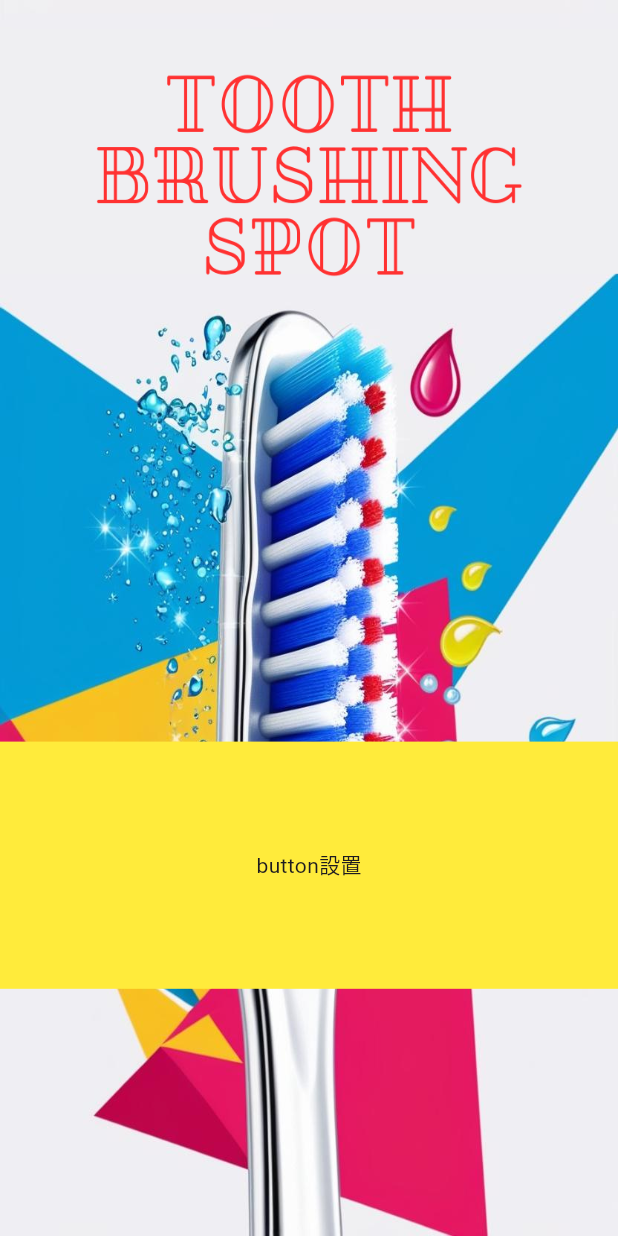
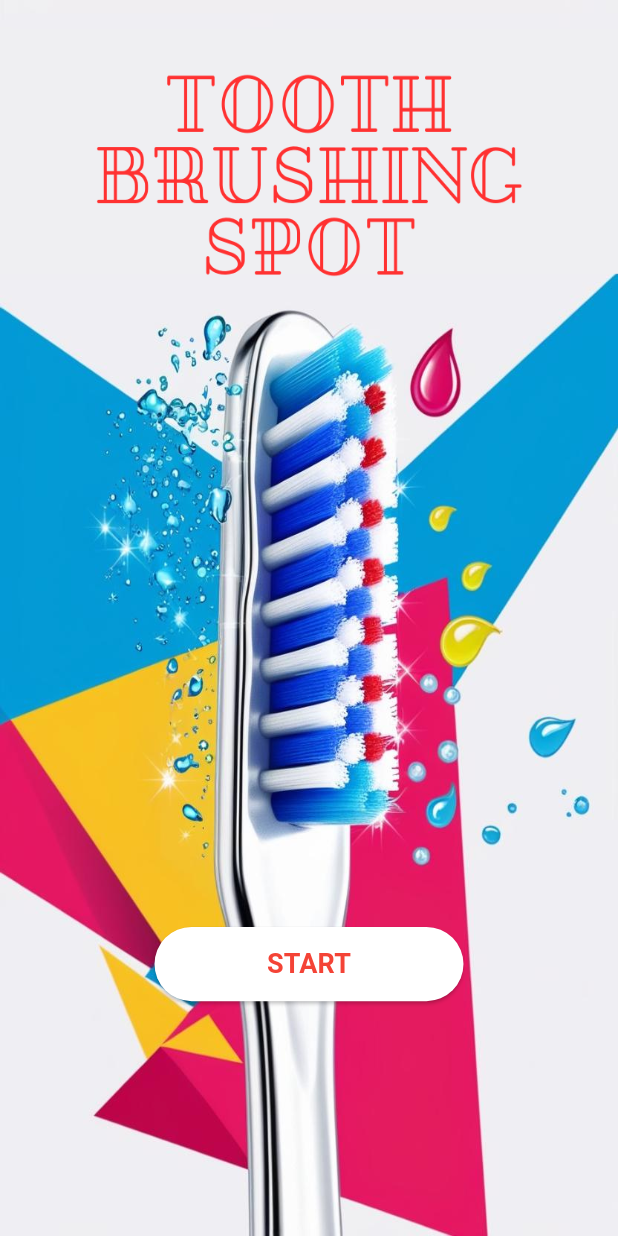
Before and after one commit to ziburi-hiro/Tooth-brushing-spot-app, a Flutter app: the screen it shows after launch, on a phone screen of 412 x 824 dp. Run offline on Flutter 3.47's test engine with Material 3 defaults, Android fonts, the light colour scheme and no system bars; our stand-ins replace google_fonts.

Commit message:
make initial page finish

```diff
--- a/lib/screen/initial_page.dart
+++ b/lib/screen/initial_page.dart
@@ -1,4 +1,6 @@
 import 'package:flutter/material.dart';
+import 'package:google_fonts/google_fonts.dart';
+import 'package:tooth_spot/screen/login_page.dart';
 
 class InitialPage extends StatefulWidget {
   const InitialPage({super.key});
@@ -20,7 +22,7 @@ class _InitialPageState extends State<InitialPage> {
               Container(
                 width: double.infinity,
                 height: screenSize.height*1.0,
-                decoration: BoxDecoration(
+                decoration: const BoxDecoration(
                   image: DecorationImage(
                     image: AssetImage('assets/images/Background_theme.png'),
                     fit: BoxFit.fill,
@@ -30,15 +32,22 @@ class _InitialPageState extends State<InitialPage> {
 
               ///スタートボタン
               Positioned(
-                top: screenSize.height*0.6,
-                left: 0,
-                height: screenSize.height*0.2,
-                width: screenSize.width*1.0,
-                child: Container(
-                  width: double.infinity,
-                  height: screenSize.height*0.2,
-                  color: Colors.yellow,
-                  child: Center(child: Text('button設置')),
+                top: screenSize.height*0.75,
+                left: screenSize.width*0.25,
+                height: screenSize.height*0.06,
+                width: screenSize.width*0.5,
+                child: ElevatedButton(
+                  style: ElevatedButton.styleFrom(
+                    backgroundColor: Colors.white,
+                  ),
+                  onPressed: (){
+                    Navigator.of(context).push(MaterialPageRoute(builder: (context) =>  const LoginPage()));
+                  },
+                  child: Text('START',style: GoogleFonts.mochiyPopOne(
+                    color: Colors.red,
+                    fontWeight: FontWeight.bold,
+                    fontSize: 18,
+                  ),),
                 ),
               ),
             ]
--- a/pubspec.yaml
+++ b/pubspec.yaml
@@ -35,6 +35,7 @@ dependencies:
   # The following adds the Cupertino Icons font to your application.
   # Use with the CupertinoIcons class for iOS style icons.
   cupertino_icons: ^1.0.2
+  google_fonts: ^6.2.1
 
 dev_dependencies:
   flutter_test:
```
Also changed, not shown: lib/screen/login_page.dart (added, +225 -0 lines), pubspec.lock, 3 other files.
